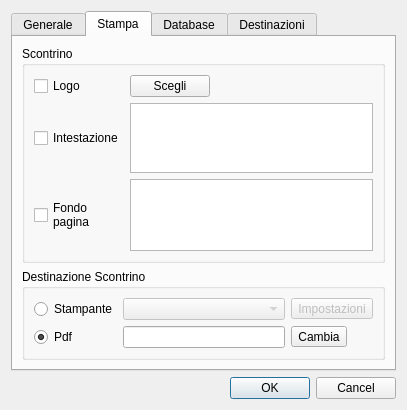
Qt form src/configurazionedlg.ui (mtonin/gestcassa) before a commit.
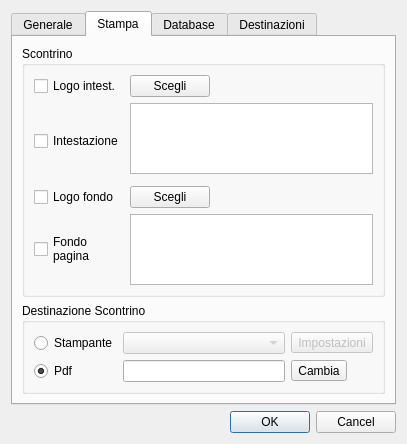
The same form after that commit. The open tabs and pages were chosen to show the change. Icons and pictures are not drawn. Custom widgets are drawn as their Qt base class.

Commit message: - versione 2.1.0 - aggiunta gestione logo a fondo scontrino

What changed in the file:
```diff
--- a/src/configurazionedlg.ui
+++ b/src/configurazionedlg.ui
@@ -254,7 +254,7 @@
             <item row="0" column="0">
              <widget class="QCheckBox" name="logoCheckBox">
               <property name="text">
-               <string>Logo</string>
+               <string>Logo intest.</string>
               </property>
              </widget>
             </item>
@@ -271,13 +271,10 @@
               </property>
              </spacer>
             </item>
-            <item row="1" column="1" rowspan="2" colspan="2">
-             <widget class="QPlainTextEdit" name="intestazioneScontrinoTxt"/>
-            </item>
-            <item row="3" column="1" colspan="2">
+            <item row="4" column="1" colspan="2">
              <widget class="QPlainTextEdit" name="fondoScontrinoTxt"/>
             </item>
-            <item row="3" column="0">
+            <item row="4" column="0">
              <widget class="QCheckBox" name="fondoCheckBox">
               <property name="text">
                <string>Fondo
@@ -285,6 +282,36 @@
               </property>
              </widget>
             </item>
+            <item row="3" column="0">
+             <widget class="QCheckBox" name="logoFondoCheckBox">
+              <property name="text">
+               <string>Logo fondo</string>
+              </property>
+             </widget>
+            </item>
+            <item row="3" column="1">
+             <widget class="QPushButton" name="logoFondoBtn">
+              <property name="text">
+               <string>Scegli</string>
+              </property>
+             </widget>
+            </item>
+            <item row="3" column="2">
+             <spacer name="horizontalSpacer_5">
+              <property name="orientation">
+               <enum>Qt::Horizontal</enum>
+              </property>
+              <property name="sizeHint" stdset="0">
+               <size>
+                <width>40</width>
+                <height>20</height>
+               </size>
+              </property>
+             </spacer>
+            </item>
+            <item row="1" column="1" colspan="2">
+             <widget class="QPlainTextEdit" name="intestazioneScontrinoTxt"/>
+            </item>
            </layout>
           </item>
          </layout>
```
Left out of the diff: 18 changed lines with no effect on the pictures. The commit also changes 7 other files.
